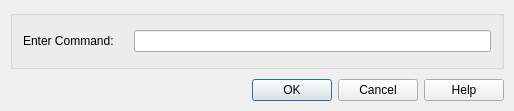
Qt form plugins/stringenter/StringEnterDlg.ui (KDE/kwave) before a commit.
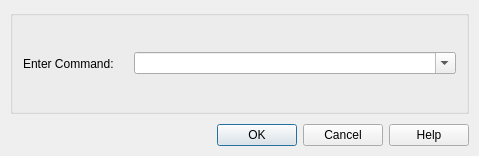
The same form after that commit.

Commit message: stringenter plugin: keep a history with the previous 20 commands

```diff
--- a/plugins/stringenter/StringEnterDlg.ui
+++ b/plugins/stringenter/StringEnterDlg.ui
@@ -7,8 +7,8 @@
    <rect>
     <x>0</x>
     <y>0</y>
-    <width>514</width>
-    <height>111</height>
+    <width>479</width>
+    <height>156</height>
    </rect>
   </property>
   <property name="sizePolicy">
@@ -57,7 +57,13 @@
        </spacer>
       </item>
       <item>
-       <widget class="QLineEdit" name="edCommand">
+       <widget class="QComboBox" name="cbCommand">
+        <property name="sizePolicy">
+         <sizepolicy hsizetype="Expanding" vsizetype="Fixed">
+          <horstretch>0</horstretch>
+          <verstretch>0</verstretch>
+         </sizepolicy>
+        </property>
         <property name="minimumSize">
          <size>
           <width>300</width>
@@ -67,6 +73,12 @@
         <property name="toolTip">
          <string>please enter a text command here...</string>
         </property>
+        <property name="editable">
+         <bool>true</bool>
+        </property>
+        <property name="maxVisibleItems">
+         <number>20</number>
+        </property>
        </widget>
       </item>
      </layout>
```
Left out of the diff: 13 changed lines with no effect on the pictures. The commit also changes 3 other files.
